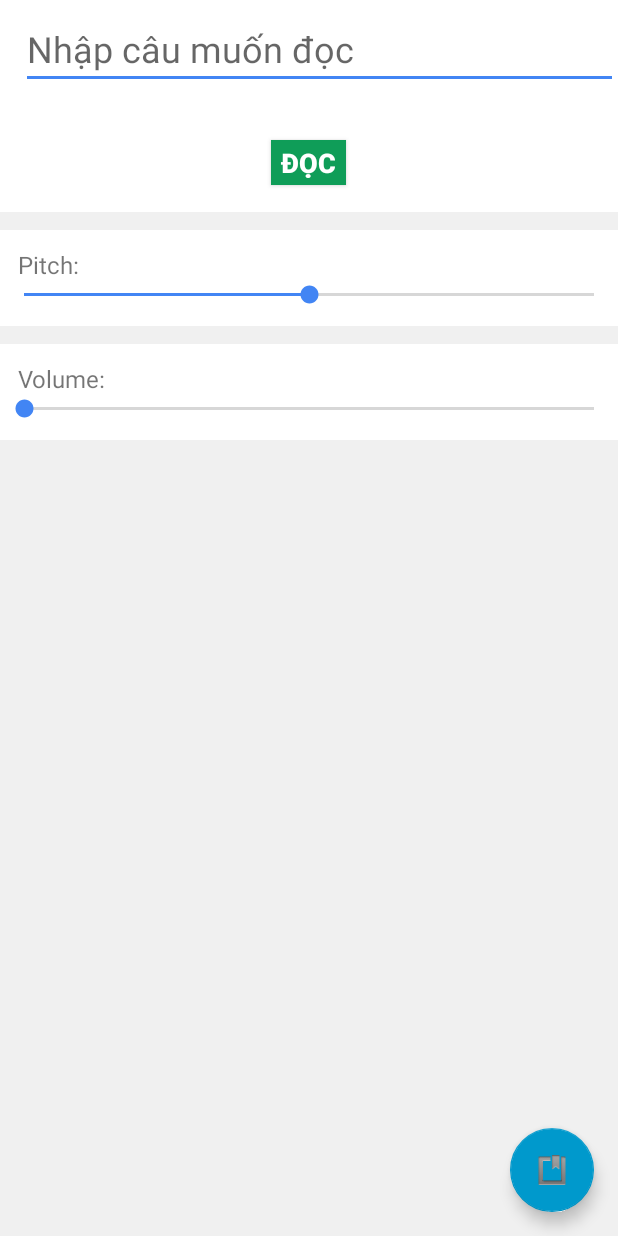
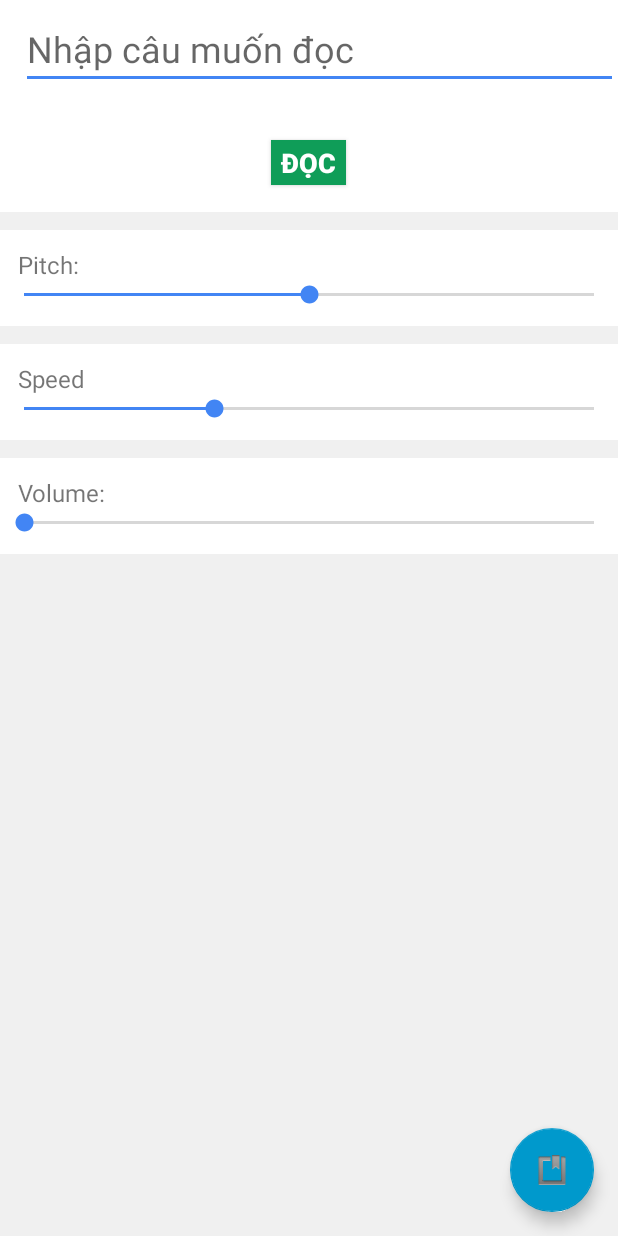
Before and after one commit to minhnhattonthat/AndroidTraining, an Android app: the layout activity_tts.xml on its own in the app's theme, with its tools: preview values and no code run, on a phone screen of 412 x 824 dp. Run offline under Robolectric (Android 15) with nearby library versions, the phone set to English and light mode, and no system bars.

Commit message:
fixed SoundAdapter, add speed bar

```diff
--- a/GoogleNoiTiengViet/app/src/main/AndroidManifest.xml
+++ b/GoogleNoiTiengViet/app/src/main/AndroidManifest.xml
@@ -24,8 +24,9 @@
             android:label="@string/app_name"/>
 
         <activity
-            android:name=".Collection"
-            android:label="@string/title_activity_collection" />
+            android:name=".CollectionActivity"
+            android:label="@string/title_activity_collection"
+            android:theme="@style/AppTheme"/>
 
         <activity
             android:name=".FullscreenActivity"
--- a/GoogleNoiTiengViet/app/src/main/java/com/nhatton/ggtalkvn/FullscreenActivity.java
+++ b/GoogleNoiTiengViet/app/src/main/java/com/nhatton/ggtalkvn/FullscreenActivity.java
@@ -1,8 +1,6 @@
 package com.nhatton.ggtalkvn;
 
 import android.app.Activity;
-import android.media.MediaPlayer;
-import android.net.Uri;
 import android.os.Bundle;
 import android.speech.tts.TextToSpeech;
 import android.view.View;
@@ -10,7 +8,6 @@ import android.view.Window;
 import android.view.WindowManager;
 import android.widget.TextView;
 
-import static com.nhatton.ggtalkvn.Collection.mMediaPlayer;
 import static com.nhatton.ggtalkvn.TTSActivity.tts;
 
 public class FullscreenActivity extends Activity {
--- /dev/null
+++ b/GoogleNoiTiengViet/app/src/main/res/drawable/ic_close_icon.xml
@@ -0,0 +1,4 @@
+<vector android:height="24dp" android:viewportHeight="512.0"
+    android:viewportWidth="512.0" android:width="24dp" xmlns:android="http://schemas.android.com/apk/res/android">
+    <path android:fillColor="#FFFFFF" android:pathData="M75,437c-100,-100 -100,-262.1 0,-362c100,-100 262.1,-100 362.1,0c100,100 100,262.1 0,362C337,537 175,537 75,437zM391.8,120.2c-75,-75 -196.6,-75 -271.5,0c-75,75 -75,196.6 0,271.5c75,75 196.5,75 271.5,0C466.8,316.8 466.8,195.2 391.8,120.2zM188.1,369.1l-45.3,-45.3l67.9,-67.9l-67.9,-67.9l45.3,-45.3L256,210.7l67.9,-67.9l45.3,45.3l-67.9,67.9l67.9,67.9l-45.3,45.3L256,301.2L188.1,369.1z"/>
+</vector>
--- a/GoogleNoiTiengViet/app/src/main/res/layout/activity_tts.xml
+++ b/GoogleNoiTiengViet/app/src/main/res/layout/activity_tts.xml
@@ -1,18 +1,12 @@
 <?xml version="1.0" encoding="utf-8"?>
-<FrameLayout xmlns:android="http://schemas.android.com/apk/res/android"
+<RelativeLayout xmlns:android="http://schemas.android.com/apk/res/android"
     xmlns:app="http://schemas.android.com/apk/res-auto"
     xmlns:tools="http://schemas.android.com/tools"
     android:layout_width="match_parent"
     android:layout_height="match_parent"
-    android:fitsSystemWindows="true"
+    android:background="@color/white_background"
+    android:orientation="vertical"
     tools:context="com.nhatton.ggtalkvn.TTSActivity">
-
-    <LinearLayout
-        android:id="@+id/activity_tts"
-        android:layout_width="match_parent"
-        android:layout_height="match_parent"
-        android:background="@color/white_background"
-        android:orientation="vertical">
 
     <RelativeLayout
         android:id="@+id/tts_panel"
@@ -27,9 +21,9 @@
             android:id="@+id/input_text"
             android:layout_width="match_parent"
             android:layout_height="wrap_content"
-                android:layout_marginTop="6dp"
             android:layout_marginBottom="34dp"
             android:layout_marginStart="14dp"
+            android:layout_marginTop="6dp"
             android:hint="@string/input_hint"
             android:inputType="textCapSentences"
             android:maxLines="2"
@@ -57,6 +51,7 @@
         android:id="@+id/pitch_panel"
         android:layout_width="match_parent"
         android:layout_height="wrap_content"
+        android:layout_below="@id/tts_panel"
         android:layout_marginBottom="12dp"
         android:background="@color/white"
         android:orientation="vertical">
@@ -93,9 +88,50 @@
     </LinearLayout>
 
     <LinearLayout
+        android:id="@+id/speed_panel"
+        android:layout_width="match_parent"
+        android:layout_height="wrap_content"
+        android:layout_below="@id/pitch_panel"
+        android:layout_marginBottom="12dp"
+        android:background="@color/white"
+        android:orientation="vertical">
+
+        <LinearLayout
+            android:layout_width="match_parent"
+            android:layout_height="wrap_content"
+            android:layout_marginTop="12dp"
+            android:orientation="horizontal">
+
+            <TextView
+                android:layout_width="wrap_content"
+                android:layout_height="wrap_content"
+                android:layout_marginLeft="12dp"
+                android:layout_marginRight="12dp"
+                android:text="@string/speed"
+                android:textSize="16sp" />
+            <TextView
+                android:id="@+id/speed_value"
+                android:layout_width="wrap_content"
+                android:layout_height="wrap_content" />
+
+        </LinearLayout>
+
+        <SeekBar
+            android:id="@+id/speed_bar"
+            style="@android:style/Widget.Holo.Light.ScrollView"
+            android:layout_width="match_parent"
+            android:layout_height="wrap_content"
+            android:layout_marginBottom="12dp"
+            android:max="3"
+            android:progress="1" />
+
+    </LinearLayout>
+
+    <LinearLayout
         android:id="@+id/vol_panel"
         android:layout_width="match_parent"
         android:layout_height="wrap_content"
+        android:layout_below="@id/speed_panel"
         android:layout_marginBottom="12dp"
         android:background="@color/white"
         android:orientation="vertical">
@@ -128,15 +164,15 @@
             android:layout_marginBottom="12dp" />
 
     </LinearLayout>
-    </LinearLayout>
 
     <android.support.design.widget.FloatingActionButton
         android:id="@+id/fab"
         android:layout_width="wrap_content"
         android:layout_height="wrap_content"
+        android:layout_alignParentBottom="true"
+        android:layout_alignParentEnd="true"
         android:layout_gravity="bottom|end"
         android:layout_margin="@dimen/fab_margin"
         app:backgroundTint="@android:color/holo_blue_dark"
         app:srcCompat="@android:drawable/ic_input_get" />
-
-</FrameLayout>
+</RelativeLayout>
--- a/GoogleNoiTiengViet/app/src/main/res/values/strings.xml
+++ b/GoogleNoiTiengViet/app/src/main/res/values/strings.xml
@@ -17,4 +17,6 @@
     <string name="alert_delete_title">Xóa</string>
     <string name="alert_delete_ok">Xóa</string>
     <string name="alert_delete_cancel">Không</string>
+    <string name="toast_exist">Đã tồn tại</string>
+    <string name="speed">Speed</string>
 </resources>
```
Also changed, not shown: GoogleNoiTiengViet/app/src/main/java/com/nhatton/ggtalkvn/CollectionActivity.java (renamed from GoogleNoiTiengViet/app/src/main/java/com/nhatton/ggtalkvn/Collection.java, +18 -46 lines), GoogleNoiTiengViet/app/src/main/java/com/nhatton/ggtalkvn/Sound.java (deleted, +0 -32 lines), GoogleNoiTiengViet/app/src/main/java/com/nhatton/ggtalkvn/SoundAdapter.java (+16 -23 lines), GoogleNoiTiengViet/app/src/main/java/com/nhatton/ggtalkvn/SoundDbHelper.java (renamed from GoogleNoiTiengViet/app/src/main/java/com/nhatton/ggtalkvn/SoundDbAdapter.java, +27 -22 lines), GoogleNoiTiengViet/app/src/main/java/com/nhatton/ggtalkvn/SplashActivity.java (+9 -4 lines), GoogleNoiTiengViet/app/src/main/java/com/nhatton/ggtalkvn/TTSActivity.java (+71 -42 lines), GoogleNoiTiengViet/app/src/main/res/layout/activity_collection.xml (+6 -3 lines), GoogleNoiTiengViet/app/src/main/res/layout/list_row.xml (+14 -11 lines), 1 other file. Lines whose indentation alone changed are shown as unchanged.
